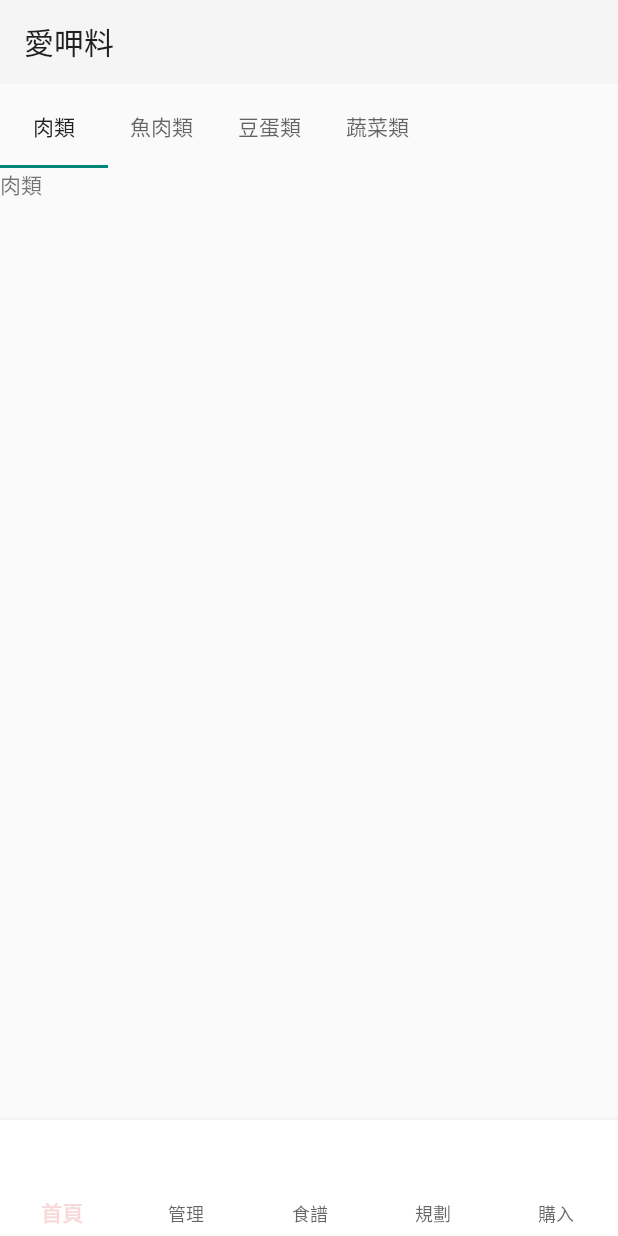
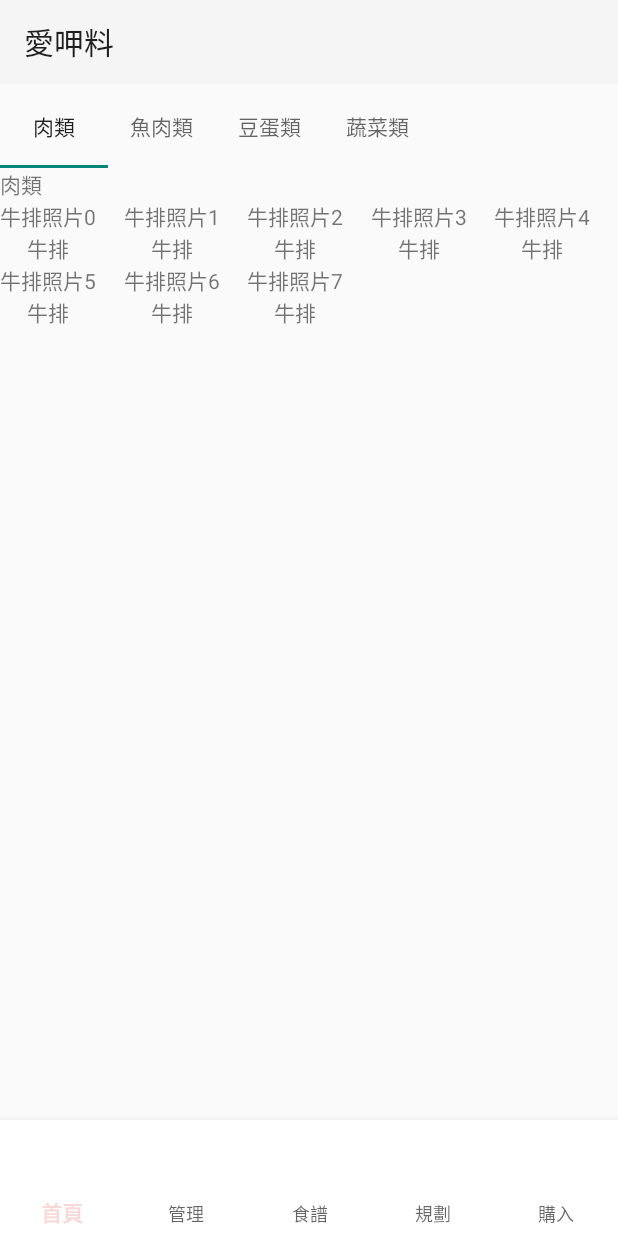
Before and after one commit to Danny0419/fridge, an Android app: the screen it shows after launch (MainActivity), on a phone screen of 412 x 824 dp. Run offline under Robolectric (Android 15) with nearby library versions, the phone set to English and light mode, and no system bars.

```diff
--- a/app/src/main/java/com/example/fragment_test/adapter/RefrigeratorAdapter.java
+++ b/app/src/main/java/com/example/fragment_test/adapter/RefrigeratorAdapter.java
@@ -27,23 +27,21 @@ public class RefrigeratorAdapter extends RecyclerView.Adapter<RefrigeratorAdapte
     private List<String> kinds;
     private Map<String, List<Ingredient>> ingredientMap;
     private Context context;
-    private ArrayList<String> name;
 
-    public RefrigeratorAdapter(Context context, ArrayList<String> name) {
+    public RefrigeratorAdapter(Context context, Map<String, List<Ingredient>> ingredientMap) {
         this.context = context;
-        this.name = name;
-//        this.kinds = Arrays.asList(context.getResources().getStringArray(R.array.kinds));
-//        this.ingredientMap = ingredientMap;
+        this.kinds = Arrays.asList(context.getResources().getStringArray(R.array.kinds));
+        this.ingredientMap = ingredientMap;
     }
 
      static class RefrigeratorViewHolder extends RecyclerView.ViewHolder {
 
         TextView nameOKind;
-//        RecyclerView kindOfIngredientContainer;
+        RecyclerView kindOfIngredientContainer;
         public RefrigeratorViewHolder(@NonNull View itemView) {
             super(itemView);
             nameOKind = itemView.findViewById(R.id.ingredientKindName);
-//            kindOfIngredientContainer = itemView.findViewById(R.id.kindOfIngredientContainer);
+            kindOfIngredientContainer = itemView.findViewById(R.id.kindOfIngredientContainer);
         }
     }
     @NonNull
@@ -55,16 +53,16 @@ public class RefrigeratorAdapter extends RecyclerView.Adapter<RefrigeratorAdapte
 
     @Override
     public void onBindViewHolder(@NonNull RefrigeratorViewHolder holder, int position) {
-        holder.nameOKind.setText(name.get(position));
-//        List<Ingredient> kindOfIngredient = ingredientMap.get(kinds.get(position));
-//        GridLayoutManager layoutManager = new GridLayoutManager(context, 5);
-//        holder.kindOfIngredientContainer.setLayoutManager(layoutManager);
-//        holder.kindOfIngredientContainer.setAdapter(new RefrigeratorKindAdapter(kindOfIngredient != null ? kindOfIngredient : new ArrayList<>()));
+        holder.nameOKind.setText(kinds.get(position));
+        List<Ingredient> kindOfIngredient = ingredientMap.get(kinds.get(position));
+        GridLayoutManager layoutManager = new GridLayoutManager(context, 5);
+        holder.kindOfIngredientContainer.setLayoutManager(layoutManager);
+        holder.kindOfIngredientContainer.setAdapter(new RefrigeratorKindAdapter(kindOfIngredient != null ? kindOfIngredient : new ArrayList<>()));
     }
 
     @Override
     public int getItemCount() {
-        return name.size();
+        return kinds.size();
     }
 
 //    @Override
--- a/app/src/main/java/com/example/fragment_test/fragments/FoodManagementFragment.java
+++ b/app/src/main/java/com/example/fragment_test/fragments/FoodManagementFragment.java
@@ -40,7 +40,6 @@ public class FoodManagementFragment extends Fragment {
     TabLayout tabLayout;
     RecyclerView ingredientContainer;
     private Map<String, List<Ingredient>> allIngredient;
-    private ArrayList<String> name;
 
     public FoodManagementFragment() {
         // Required empty public constructor
@@ -71,16 +70,12 @@ public class FoodManagementFragment extends Fragment {
             mParam1 = getArguments().getString(ARG_PARAM1);
             mParam2 = getArguments().getString(ARG_PARAM2);
         }
-        name = new ArrayList<>();
-        name.add("肉類");
-        name.add("魚肉類");
-        name.add("蛋豆類");
-//        ArrayList<Ingredient> ingredients = new ArrayList<>();
-//        for (int i = 0; i < 8; i++) {
-//            ingredients.add(new Ingredient(0, "牛排", "牛排照片" + i, getResources().getStringArray(R.array.kinds)[0], "1", 0));
-//        }
-//        allIngredient = new HashMap<>();
-//        allIngredient.put(getResources().getStringArray(R.array.kinds)[0], ingredients);
+        ArrayList<Ingredient> ingredients = new ArrayList<>();
+        for (int i = 0; i < 8; i++) {
+            ingredients.add(new Ingredient(0, "牛排", "牛排照片" + i, getResources().getStringArray(R.array.kinds)[0], "1", 0));
+        }
+        allIngredient = new HashMap<>();
+        allIngredient.put(getResources().getStringArray(R.array.kinds)[0], ingredients);
 //        allIngredient = (Map)savedInstanceState.get("all ingredient");
     }
 
@@ -121,6 +116,6 @@ public class FoodManagementFragment extends Fragment {
         LinearLayoutManager layoutManager = new LinearLayoutManager(getContext());
         layoutManager.setOrientation(LinearLayoutManager.VERTICAL);
         ingredientContainer.setLayoutManager(layoutManager);
-        ingredientContainer.setAdapter(new RefrigeratorAdapter(getContext(),name));
+        ingredientContainer.setAdapter(new RefrigeratorAdapter(getContext(),allIngredient));
     }
 }
```
